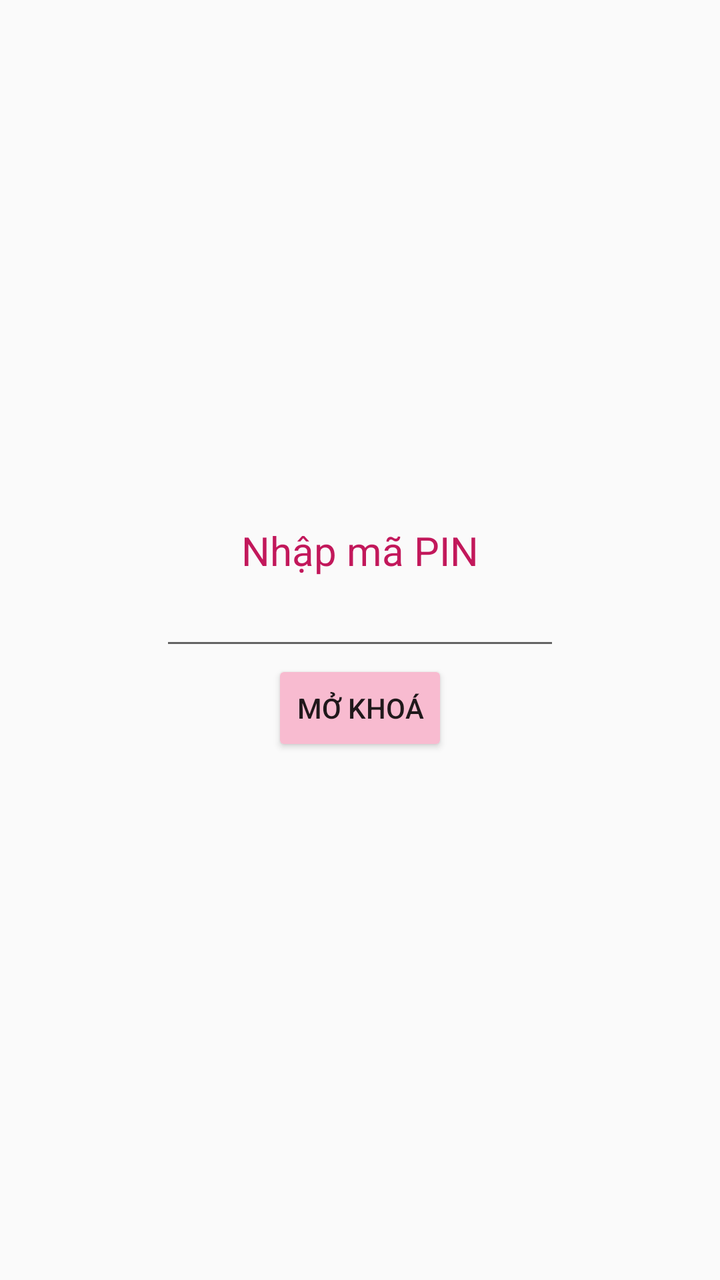
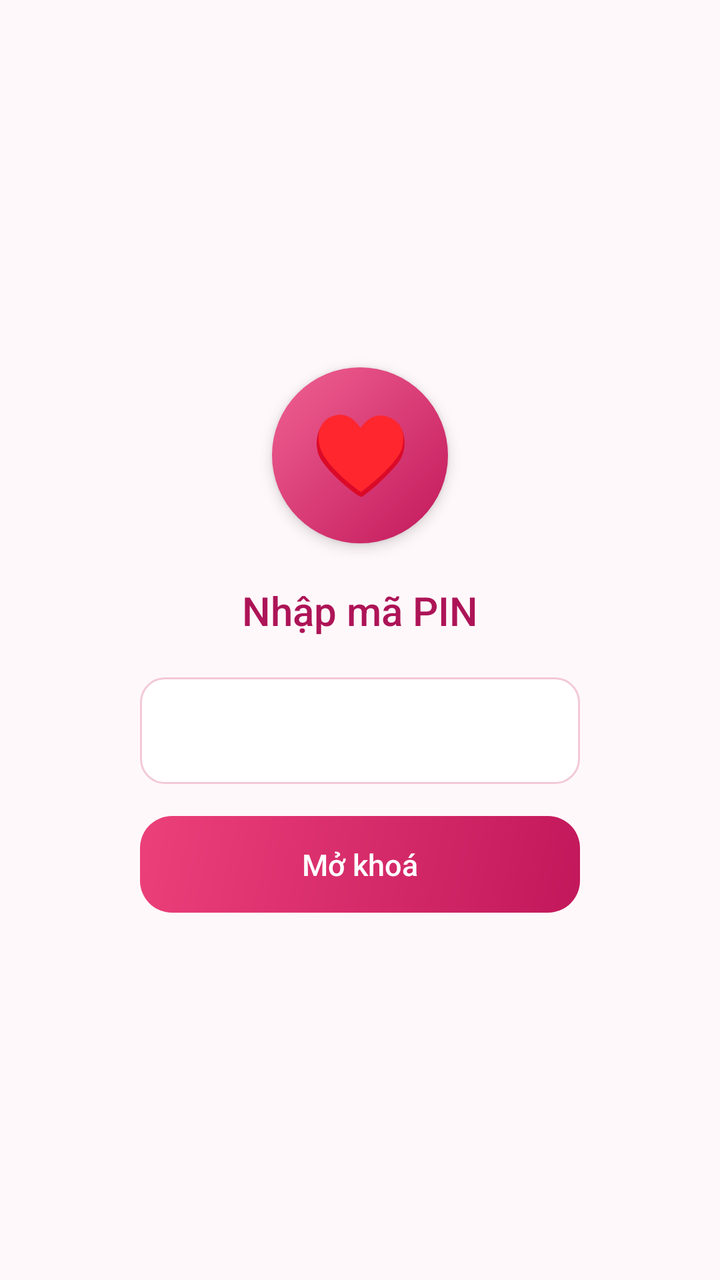

The first picture is an Android layout as it rendered before a commit; the second is the same layout after the commit. The layout source and the unified diff follow.
<!-- AndroidManifest.xml: application theme AppTheme -->
<!-- res/layout/activity_lock.xml -->
<?xml version="1.0" encoding="utf-8"?>
<LinearLayout xmlns:android="http://schemas.android.com/apk/res/android"
    android:layout_width="match_parent" android:layout_height="match_parent"
    android:gravity="center" android:orientation="vertical" android:padding="32dp">
    <TextView android:layout_width="wrap_content" android:layout_height="wrap_content"
        android:text="@string/enter_pin" android:textColor="@color/pink_dark" android:textSize="20sp"/>
    <EditText android:id="@+id/pin" android:layout_width="200dp" android:layout_height="wrap_content"
        android:gravity="center" android:imeOptions="actionDone" android:inputType="numberPassword" android:maxLength="8"/>
    <Button android:id="@+id/unlock" android:layout_width="wrap_content" android:layout_height="wrap_content" android:text="@string/unlock"/>
</LinearLayout>
<!-- resources referenced by this layout -->
<resources>
  <color name="pink_dark">#C2185B</color>
  <string name="enter_pin">Nhập mã PIN</string>
  <string name="unlock">Mở khoá</string>
  <style name="AppTheme" parent="android:Theme.Material.Light.NoActionBar">
          <item name="android:colorAccent">@color/pink</item>
          <item name="android:colorButtonNormal">@color/pink_light</item>
          <item name="android:statusBarColor">@color/pink_dark</item>
      </style>
  <color name="pink">#E91E63</color>
  <color name="pink_light">#F8BBD0</color>
</resources>

<!-- the commit's change to res/layout/activity_lock.xml (unified diff, before → after) -->
@@ -2,9 +2,11 @@
 <LinearLayout xmlns:android="http://schemas.android.com/apk/res/android"
     android:layout_width="match_parent" android:layout_height="match_parent"
     android:gravity="center" android:orientation="vertical" android:padding="32dp">
-    <TextView android:layout_width="wrap_content" android:layout_height="wrap_content"
-        android:text="@string/enter_pin" android:textColor="@color/pink_dark" android:textSize="20sp"/>
-    <EditText android:id="@+id/pin" android:layout_width="200dp" android:layout_height="wrap_content"
-        android:gravity="center" android:imeOptions="actionDone" android:inputType="numberPassword" android:maxLength="8"/>
-    <Button android:id="@+id/unlock" android:layout_width="wrap_content" android:layout_height="wrap_content" android:text="@string/unlock"/>
+    <TextView android:layout_width="88dp" android:layout_height="88dp" android:background="@drawable/ic_lock_heart" android:elevation="4dp"
+        android:gravity="center" android:includeFontPadding="false" android:text="♥" android:textColor="#FFFFFF" android:textSize="40sp"/>
+    <TextView android:layout_width="wrap_content" android:layout_height="wrap_content" android:layout_marginTop="20dp"
+        android:fontFamily="sans-serif-medium" android:text="@string/enter_pin" android:textColor="@color/rose_dark" android:textSize="20sp"/>
+    <EditText android:id="@+id/pin" style="@style/Input" android:layout_width="220dp" android:layout_height="wrap_content" android:layout_marginTop="20dp"
+        android:gravity="center" android:imeOptions="actionDone" android:inputType="numberPassword" android:maxLength="8" android:textSize="22sp"/>
+    <Button android:id="@+id/unlock" style="@style/Primary" android:layout_width="220dp" android:layout_height="wrap_content" android:layout_marginTop="16dp" android:text="@string/unlock"/>
 </LinearLayout>
<!-- resource entries referenced after the edit -->
@@ -1,14 +1,59 @@
 <!-- resources referenced by this layout -->
 <resources>
-  <color name="pink_dark">#C2185B</color>
+  <color name="rose_dark">#AD1457</color>
+  <!-- drawable ic_lock_heart (drawable) -->
+  <shape xmlns:android="http://schemas.android.com/apk/res/android" android:shape="oval">
+      <gradient android:angle="315" android:startColor="#F06292" android:endColor="#C2185B"/>
+  </shape>
   <string name="enter_pin">Nhập mã PIN</string>
   <string name="unlock">Mở khoá</string>
+  <style name="Input">
+          <item name="android:background">@drawable/bg_input</item>
+          <item name="android:padding">12dp</item>
+          <item name="android:textColor">@color/ink</item>
+          <item name="android:textColorHint">@color/ink_soft</item>
+          <item name="android:textSize">15sp</item>
+      </style>
+  <style name="Primary" parent="android:Widget.Material.Button">
+          <item name="android:background">@drawable/btn_primary</item>
+          <item name="android:textColor">#FFFFFF</item>
+          <item name="android:textAllCaps">false</item>
+          <item name="android:textSize">15sp</item>
+          <item name="android:fontFamily">sans-serif-medium</item>
+          <item name="android:stateListAnimator">@null</item>
+          <item name="android:minHeight">0dp</item>
+          <item name="android:minWidth">0dp</item>
+          <item name="android:paddingTop">14dp</item>
+          <item name="android:paddingBottom">14dp</item>
+      </style>
   <style name="AppTheme" parent="android:Theme.Material.Light.NoActionBar">
-          <item name="android:colorAccent">@color/pink</item>
-          <item name="android:colorButtonNormal">@color/pink_light</item>
-          <item name="android:statusBarColor">@color/pink_dark</item>
+          <item name="android:colorAccent">@color/rose</item>
+          <item name="android:colorPrimary">@color/rose</item>
+          <item name="android:colorControlActivated">@color/rose</item>
+          <item name="android:colorButtonNormal">@color/rose_soft</item>
+          <item name="android:statusBarColor">@color/rose_dark</item>
+          <item name="android:windowBackground">@color/page_bg</item>
+          <item name="android:textColorPrimary">@color/ink</item>
       </style>
-  <color name="pink">#E91E63</color>
-  <color name="pink_light">#F8BBD0</color>
+  <!-- drawable bg_input (drawable) -->
+  <shape xmlns:android="http://schemas.android.com/apk/res/android" android:shape="rectangle">
+      <solid android:color="#FFFFFF"/>
+      <stroke android:width="1dp" android:color="#F3C9D6"/>
+      <corners android:radius="12dp"/>
+  </shape>
+  <color name="ink">#3B2A32</color>
+  <color name="ink_soft">#8C7782</color>
+  <!-- drawable btn_primary (drawable) -->
+  <ripple xmlns:android="http://schemas.android.com/apk/res/android" android:color="#55FFFFFF">
+      <item>
+          <shape android:shape="rectangle">
+              <gradient android:angle="315" android:startColor="#EC407A" android:endColor="#C2185B"/>
+              <corners android:radius="16dp"/>
+          </shape>
+      </item>
+  </ripple>
+  <color name="rose">#D81B60</color>
+  <color name="rose_soft">#FCE4EC</color>
+  <color name="page_bg">#FFF8FA</color>
 </resources>
 
